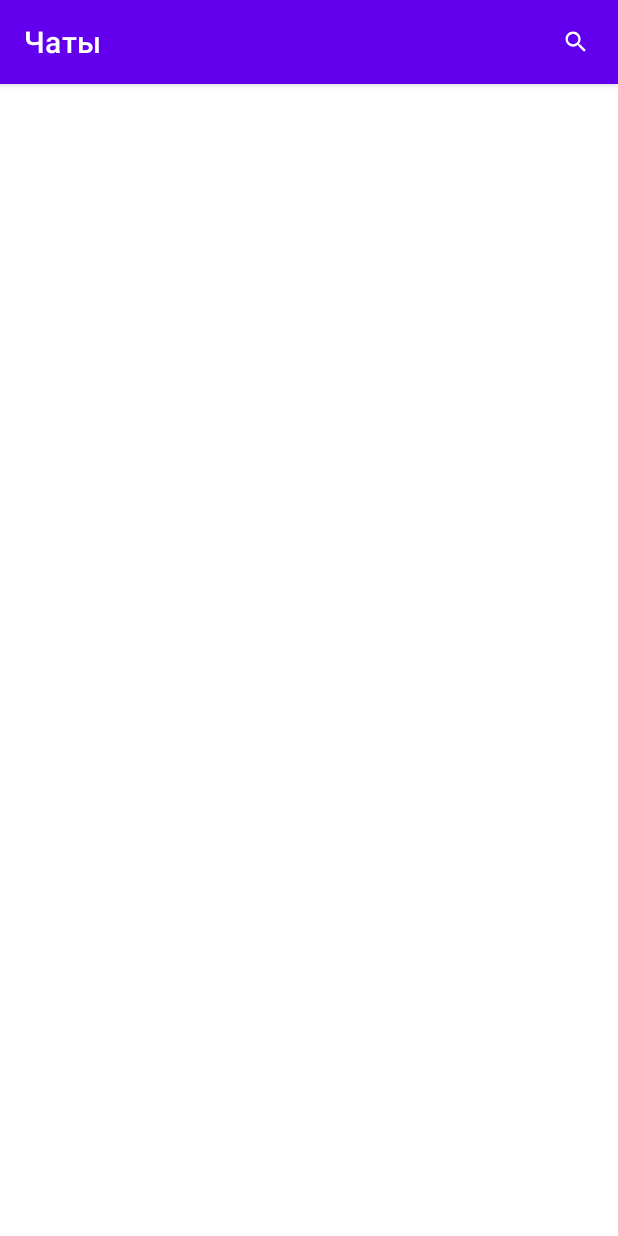
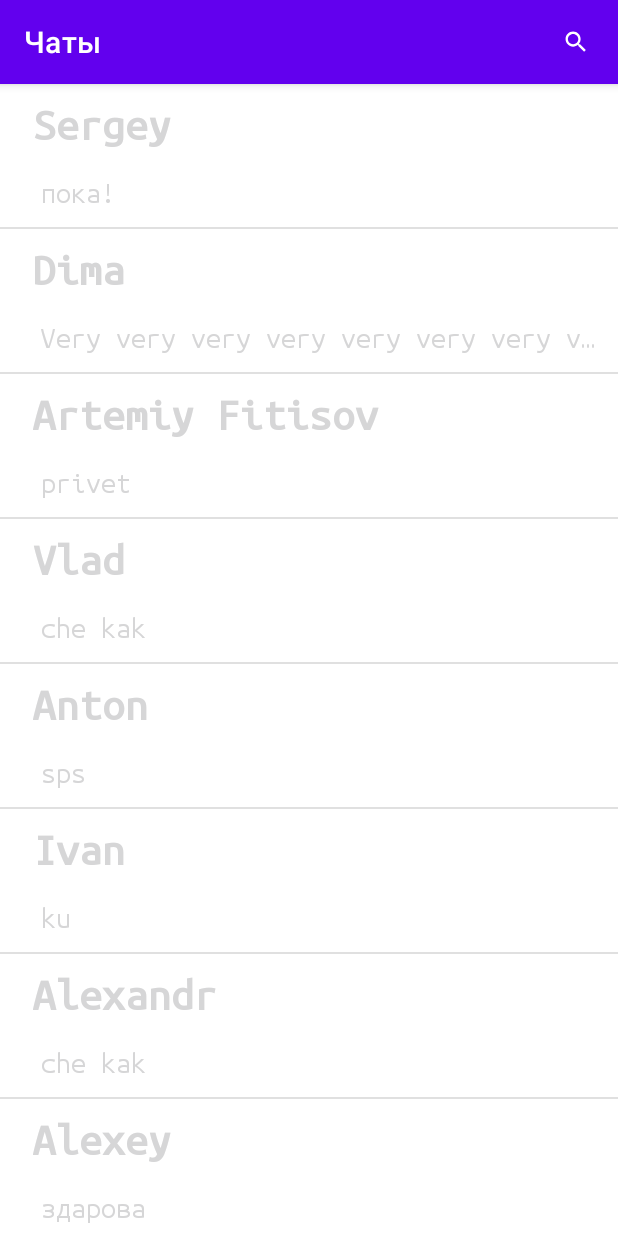
Before and after one commit to decentralized-hse/DACOS, an Android app: the ChatsActivity screen opened directly, with no data from a screen before it, on a phone screen of 412 x 824 dp. Run offline under Robolectric (Android 15) with nearby library versions, the phone set to English and light mode, and no system bars; libraries missing offline, so code that uses them is left out: com.goterl.lazycode, com.stfalcon.chatkit; network calls fail.

Commit message:
Fix message deletion bugs

```diff
--- a/client/app/src/main/java/com/teama/dacosclient/activities/ChatsActivity.java
+++ b/client/app/src/main/java/com/teama/dacosclient/activities/ChatsActivity.java
@@ -38,7 +38,7 @@ public class ChatsActivity extends AppCompatActivity
 
         Intent service = new Intent(context, LoadMessagesService.class);
         context.startService(service);
-        //Chat.generateDummyChats();
+        Chat.generateDummyChats();
 
         // Not sure if creating and saving fragment here is a great solution, may lead to potential
         // unexpected crashes. In case of problems, check:
--- a/client/app/src/main/java/com/teama/dacosclient/activities/DialogActivity.java
+++ b/client/app/src/main/java/com/teama/dacosclient/activities/DialogActivity.java
@@ -50,8 +50,8 @@ public class DialogActivity extends AppCompatActivity {
             @Override
             public void onChanged(Object o) {
                 List<Message> updatedMessages = Chat.getChats().get(chatId).getMessages();
-                if (adapter.getItemCount() - 1 != updatedMessages.size()) {
-                    List<Message> toAdd = updatedMessages
+                if (adapter.getItemCount() - 1 < updatedMessages.size()) {
+                        List<Message> toAdd = updatedMessages
                             .subList(adapter.getItemCount() - 1, updatedMessages.size());
                     for (Message message : toAdd)
                         adapter.addToStart(message, true);
@@ -94,6 +94,7 @@ public class DialogActivity extends AppCompatActivity {
                     StringRequest stringRequest = new StringRequest(Request.Method.POST, url,
                             response -> Log.d("Server", "message sended: " + response),
                             error -> {
+                        Chat.getChats().get(chatId).deleteMessage(addedMessage);
                         adapter.delete(addedMessage);
                         Toast.makeText(this, "Error sending message",
                                 Toast.LENGTH_LONG).show();
--- a/client/app/src/main/java/com/teama/dacosclient/data/model/Chat.java
+++ b/client/app/src/main/java/com/teama/dacosclient/data/model/Chat.java
@@ -229,4 +229,9 @@ public class Chat extends BaseObservable implements IUser {
     public byte[] getPublicKey() {
         return publicKey;
     }
+
+    public void deleteMessage(Message message) {
+        messages.remove(message);
+        notifyDataUpdate();
+    }
 }
```
